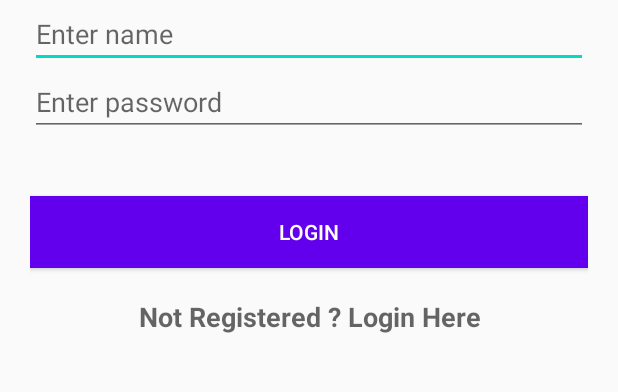
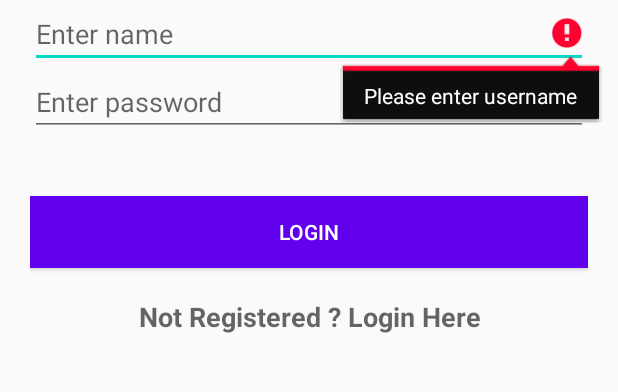
Before and after one commit to himanshusinha/LoginSignUpSqlite, an Android app: the screen it shows after launch (LoginActivity), after a tap on "LOGIN", on a phone screen of 412 x 824 dp, the part 264-656 px from its top. Run offline under Robolectric (Android 15) with nearby library versions, the phone set to English and light mode, and no system bars.

Commit message:
ErrorValidation

```diff
--- a/app/src/main/java/com/freehindiofflineapps/sqliteloginsignup/LoginActivity.java
+++ b/app/src/main/java/com/freehindiofflineapps/sqliteloginsignup/LoginActivity.java
@@ -2,6 +2,7 @@ package com.freehindiofflineapps.sqliteloginsignup;
 
 import android.content.Intent;
 import android.os.Bundle;
+import android.text.TextUtils;
 import android.util.Log;
 import android.view.View;
 import android.widget.Button;
@@ -35,10 +36,15 @@ public class LoginActivity extends AppCompatActivity {
                 String pass = inputPassword.getText().toString().trim();
                 Boolean res = databaseHelper.checkuser(user, pass);
 
-                if ((user.equals(""))) {
-                    Toast.makeText(LoginActivity.this, "Enter username", Toast.LENGTH_SHORT).show();
-                } else if (pass.equals("")) {
-                    Toast.makeText(LoginActivity.this, "Enter password", Toast.LENGTH_SHORT).show();
+                if (TextUtils.isEmpty(user)) {
+                    inputName.setError("Please enter username");
+                    inputName.requestFocus();
+                    return;
+                }
+                if (TextUtils.isEmpty(pass)) {
+                    inputPassword.setError("Please enter password");
+                    inputPassword.requestFocus();
+                    return;
                 }
                 else{
                     if (res == true) {
```
Also changed, not shown: app/src/main/java/com/freehindiofflineapps/sqliteloginsignup/RegisterActivity.java (+46 -11 lines).
